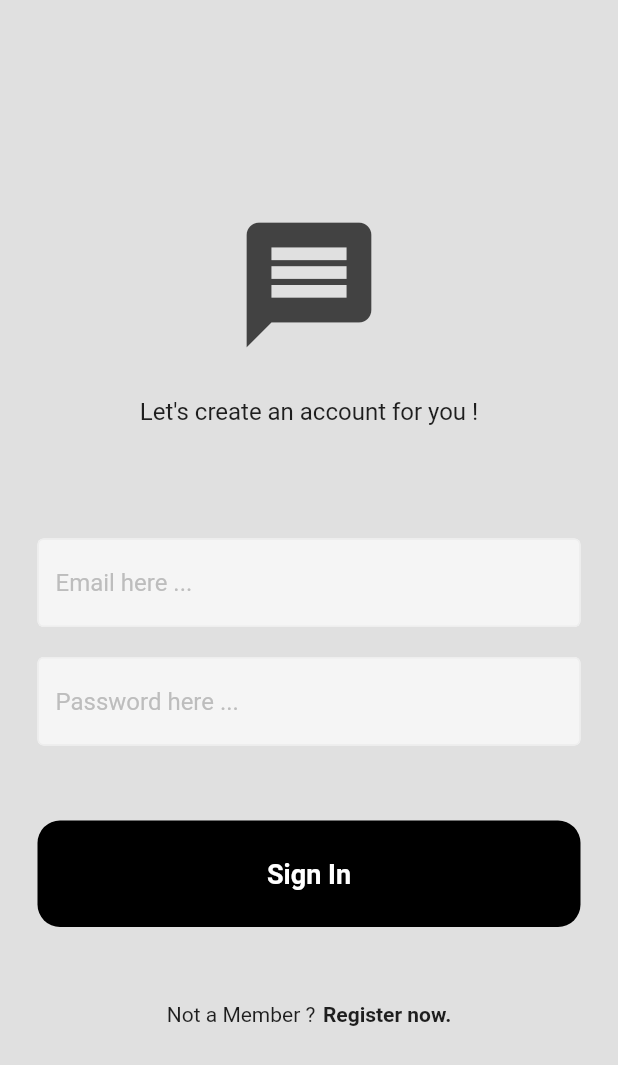
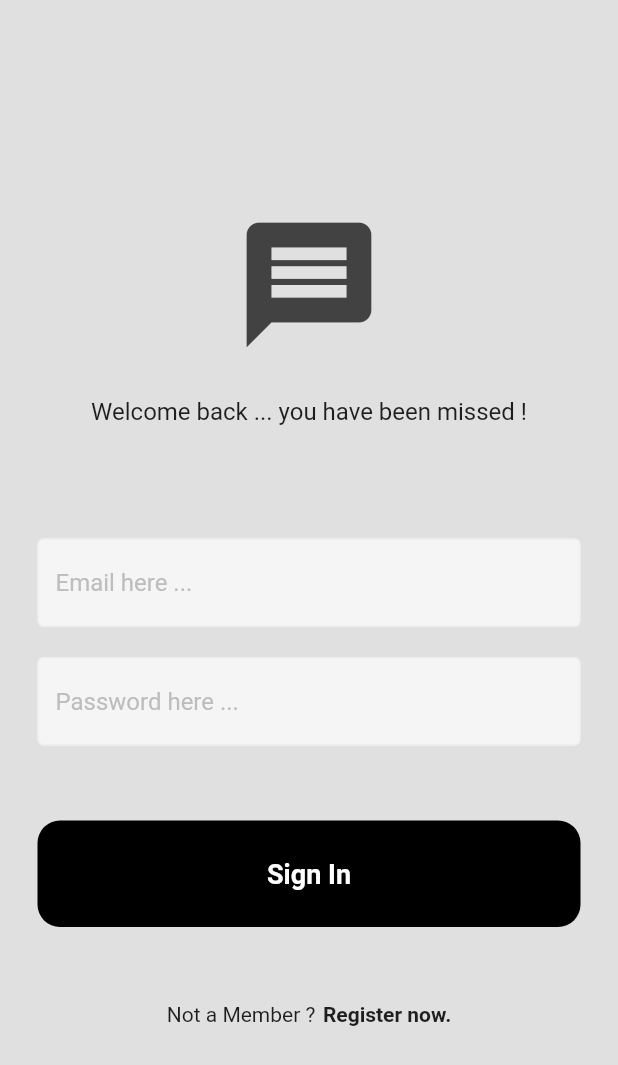
Before and after one commit to Utpal02/Varta-App, a Flutter app: the screen it shows after launch, on a phone screen of 412 x 824 dp. Shown: the top 1065 px of the screen. Run offline on Flutter 3.47's test engine with Material 2 defaults, Android fonts, the phone set to English and light mode, and no system bars.

Commit message:
Second Commit - Register Page

```diff
--- a/lib/main.dart
+++ b/lib/main.dart
@@ -1,6 +1,7 @@
 import 'package:flutter/material.dart';
-import 'package:varta_app/pages/register_page.dart';
-import 'pages/login_page.dart';
+// import 'package:varta_app/pages/register_page.dart';
+import 'package:varta_app/services/auth/login_or_register.dart';
+// import 'pages/login_page.dart';
 
 void main() {
   runApp(const MyApp());
@@ -13,7 +14,7 @@ class MyApp extends StatelessWidget {
   Widget build(BuildContext context) {
     return const MaterialApp(
       debugShowCheckedModeBanner: false,
-      home: RegisterPage(),
+      home: LoginOrRegister(),
     );
   }
 }
--- a/lib/pages/login_page.dart
+++ b/lib/pages/login_page.dart
@@ -3,7 +3,8 @@ import 'package:varta_app/components/my_button.dart';
 import 'package:varta_app/components/my_text_field.dart';
 
 class LoginPage extends StatefulWidget {
-  const LoginPage({super.key});
+  final void Function()? onTap;
+  const LoginPage({super.key, required this.onTap});
 
   @override
   State<LoginPage> createState() => _LoginPageState();
@@ -12,6 +13,7 @@ class LoginPage extends StatefulWidget {
 class _LoginPageState extends State<LoginPage> {
   final emailController = TextEditingController();
   final passwordController = TextEditingController();
+  void signIn() {}
   @override
   Widget build(BuildContext context) {
     return Scaffold(
@@ -50,18 +52,21 @@ class _LoginPageState extends State<LoginPage> {
                   obscureText: true),
               const SizedBox(height: 50),
               //sign in button
-              MyButton(text: "Sign In", onTap: () {}),
+              MyButton(text: "Sign In", onTap: signIn),
               const SizedBox(height: 50),
               //not a member ? register now
-              const Row(
+              Row(
                 mainAxisAlignment: MainAxisAlignment.center,
                 children: [
-                  Text("Not a Member ?"),
-                  SizedBox(width: 5),
-                  Text(
-                    "Register now.",
-                    style: TextStyle(
-                      fontWeight: FontWeight.bold,
+                  const Text("Not a Member ?"),
+                  const SizedBox(width: 5),
+                  GestureDetector(
+                    onTap: widget.onTap,
+                    child: const Text(
+                      "Register now.",
+                      style: TextStyle(
+                        fontWeight: FontWeight.bold,
+                      ),
                     ),
                   )
                 ],
--- a/lib/pages/register_page.dart
+++ b/lib/pages/register_page.dart
@@ -3,7 +3,8 @@ import 'package:varta_app/components/my_text_field.dart';
 import '../components/my_button.dart';
 
 class RegisterPage extends StatefulWidget {
-  const RegisterPage({super.key});
+  final void Function()? onTap;
+  const RegisterPage({super.key, required this.onTap});
 
   @override
   State<RegisterPage> createState() => _RegisterPageState();
@@ -12,6 +13,9 @@ class RegisterPage extends StatefulWidget {
 class _RegisterPageState extends State<RegisterPage> {
   final emailController = TextEditingController();
   final passwordController = TextEditingController();
+  final confirmPasswordController = TextEditingController();
+  //sign up user
+  void signUp() {}
   @override
   Widget build(BuildContext context) {
     return Scaffold(
@@ -48,20 +52,29 @@ class _RegisterPageState extends State<RegisterPage> {
                   controller: passwordController,
                   hintText: "Password here ...",
                   obscureText: true),
+              const SizedBox(height: 20),
+              //confirm password
+              MyTextField(
+                  controller: confirmPasswordController,
+                  hintText: "Confirm Password",
+                  obscureText: true),
               const SizedBox(height: 50),
-              //sign in button
-              MyButton(text: "Sign In", onTap: () {}),
+              //sign up button
+              MyButton(text: "Sign Up", onTap: signUp),
               const SizedBox(height: 50),
-              //not a member ? register now
-              const Row(
+              //Already a member ? Login now
+              Row(
                 mainAxisAlignment: MainAxisAlignment.center,
                 children: [
-                  Text("Not a Member ?"),
-                  SizedBox(width: 5),
-                  Text(
-                    "Register now.",
-                    style: TextStyle(
-                      fontWeight: FontWeight.bold,
+                  const Text("Already a member ?"),
+                  const SizedBox(width: 5),
+                  GestureDetector(
+                    onTap: widget.onTap,
+                    child: const Text(
+                      "Login now.",
+                      style: TextStyle(
+                        fontWeight: FontWeight.bold,
+                      ),
                     ),
                   )
                 ],
--- /dev/null
+++ b/lib/services/auth/login_or_register.dart
@@ -0,0 +1,31 @@
+// import 'dart:html';
+import 'package:flutter/material.dart';
+import 'package:varta_app/pages/login_page.dart';
+import 'package:varta_app/pages/register_page.dart';
+
+class LoginOrRegister extends StatefulWidget {
+  const LoginOrRegister({super.key});
+
+  @override
+  State<LoginOrRegister> createState() => _LoginOrRegisterState();
+}
+
+class _LoginOrRegisterState extends State<LoginOrRegister> {
+  //initially show the login screen
+  bool showLoginPage = true;
+  //toggle between login and registered page
+  void togglePage() {
+    setState(() {
+      showLoginPage = !showLoginPage;
+    });
+  }
+
+  @override
+  Widget build(BuildContext context) {
+    if (showLoginPage) {
+      return LoginPage(onTap: togglePage);
+    } else {
+      return RegisterPage(onTap: togglePage);
+    }
+  }
+}
```
